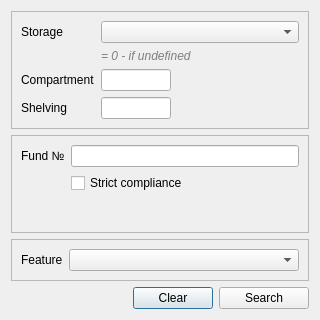
Old version of the form dialogs/searchdialog.ui in the repository caxapyk/TPointer.
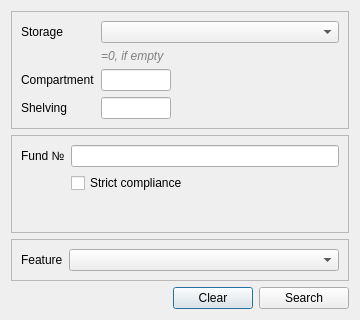
New version of the form. Icons and pictures are not drawn.

Diff of the .ui file:
```diff
--- a/dialogs/searchdialog.ui
+++ b/dialogs/searchdialog.ui
@@ -6,19 +6,19 @@
    <rect>
     <x>0</x>
     <y>0</y>
-    <width>320</width>
+    <width>360</width>
     <height>320</height>
    </rect>
   </property>
   <property name="minimumSize">
    <size>
-    <width>320</width>
+    <width>360</width>
     <height>320</height>
    </size>
   </property>
   <property name="maximumSize">
    <size>
-    <width>320</width>
+    <width>360</width>
     <height>320</height>
    </size>
   </property>
@@ -107,7 +107,7 @@
          <string notr="true">color:gray;font-size:12px;font-style:italic;</string>
         </property>
         <property name="text">
-         <string>= 0 - if undefined</string>
+         <string>=0, if empty</string>
         </property>
        </widget>
       </item>
```
